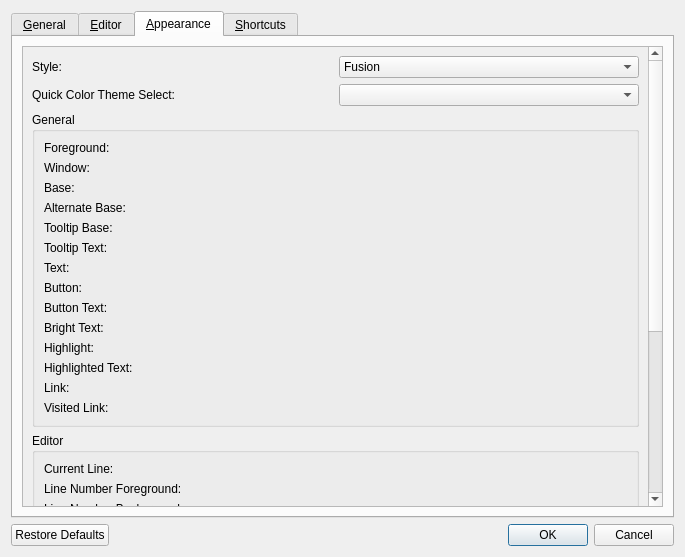
Old version of the form ui/Preferences.ui in the repository RandyParedis/GraphDonkey.
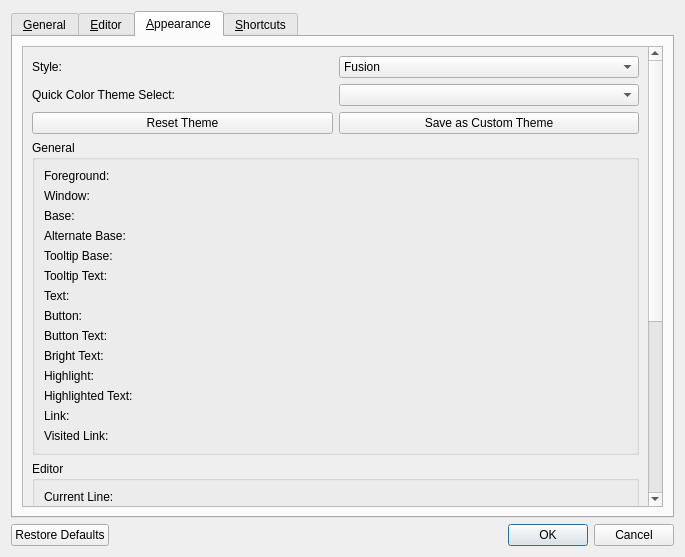
New version of the form. The open tabs and pages were chosen to show the change.

Commit message: Fixed theme styling

```diff
--- a/ui/Preferences.ui
+++ b/ui/Preferences.ui
@@ -192,7 +192,7 @@
             <x>0</x>
             <y>0</y>
             <width>629</width>
-            <height>827</height>
+            <height>858</height>
            </rect>
           </property>
           <layout class="QGridLayout" name="gridLayout_17">
@@ -220,7 +220,7 @@
              </property>
             </widget>
            </item>
-           <item row="2" column="0" colspan="2">
+           <item row="3" column="0" colspan="2">
             <widget class="QGroupBox" name="box_general">
              <property name="title">
               <string>General</string>
@@ -330,7 +330,7 @@
            <item row="1" column="1">
             <widget class="QComboBox" name="combo_theme"/>
            </item>
-           <item row="3" column="0" colspan="2">
+           <item row="4" column="0" colspan="2">
             <widget class="QGroupBox" name="box_editor">
              <property name="title">
               <string>Editor</string>
@@ -381,7 +381,7 @@
              </property>
             </widget>
            </item>
-           <item row="4" column="0" colspan="2">
+           <item row="5" column="0" colspan="2">
             <widget class="QGroupBox" name="box_syntax">
              <property name="title">
               <string>Syntax Highlighting</string>
@@ -446,6 +446,20 @@
              </layout>
             </widget>
            </item>
+           <item row="2" column="0">
+            <widget class="QPushButton" name="pb_reload">
+             <property name="text">
+              <string>Reset Theme</string>
+             </property>
+            </widget>
+           </item>
+           <item row="2" column="1">
+            <widget class="QPushButton" name="pb_saveTheme">
+             <property name="text">
+              <string>Save as Custom Theme</string>
+             </property>
+            </widget>
+           </item>
           </layout>
          </widget>
         </widget>
```
The commit also changes 8 other files.
